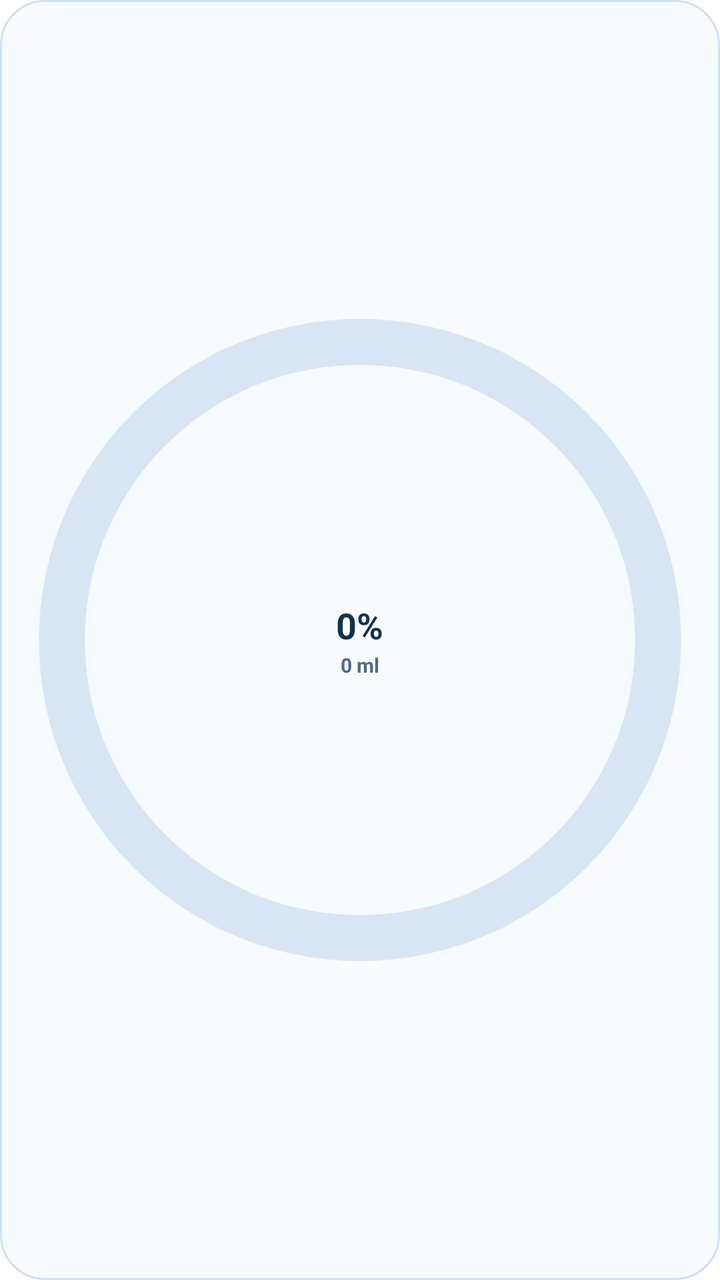
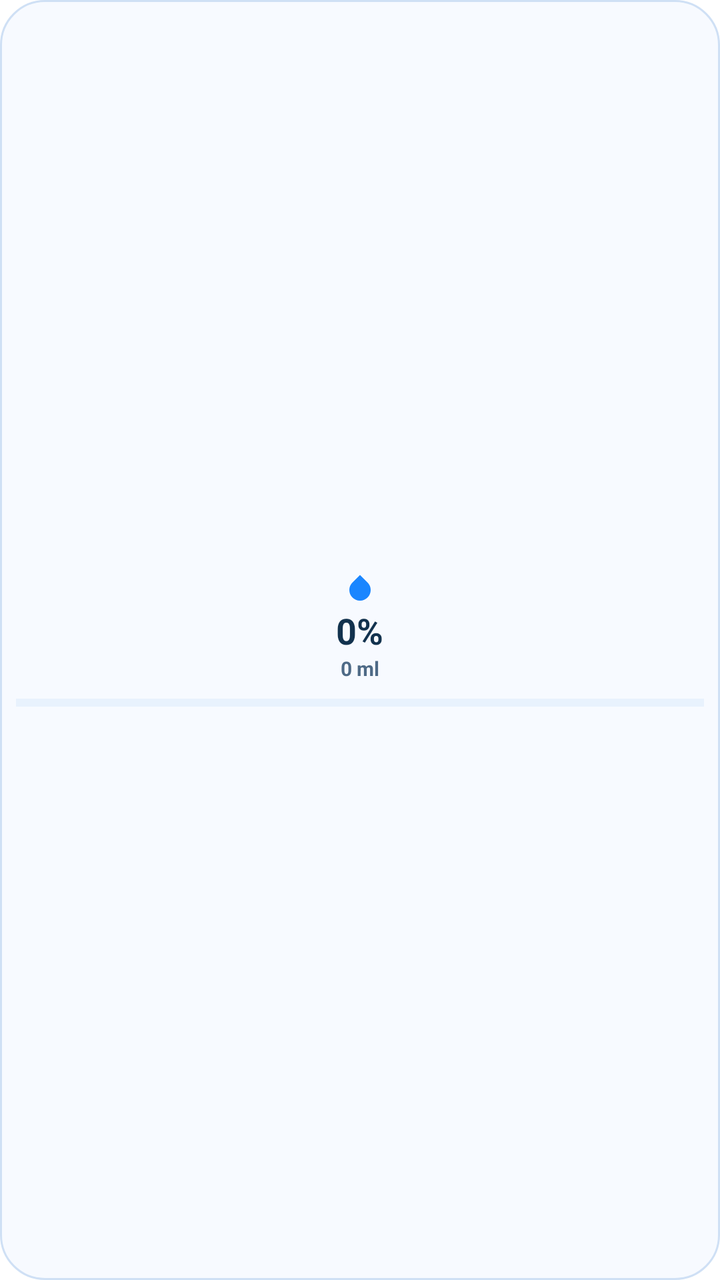

Screens rendered from an Android XML layout before and after an edit, with the pre-edit source and the edit as a unified diff.
<!-- AndroidManifest.xml: fallback theme Theme.MaterialComponents.DayNight.NoActionBar -->
<!-- res/layout/water_widget_small.xml -->
<?xml version="1.0" encoding="utf-8"?>
<RelativeLayout xmlns:android="http://schemas.android.com/apk/res/android"
    android:id="@+id/widget_small_container"
    android:layout_width="match_parent"
    android:layout_height="match_parent"
    android:padding="8dp"
    android:background="@drawable/widget_background_light">

    <FrameLayout
        android:layout_width="match_parent"
        android:layout_height="match_parent"
        android:layout_centerInParent="true">

        <ImageView
            android:id="@+id/ring_track_small"
            android:layout_width="match_parent"
            android:layout_height="match_parent"
            android:src="@drawable/widget_ring_track"
            android:contentDescription="@null" />

        <ImageView
            android:id="@+id/ring_progress_small"
            android:layout_width="match_parent"
            android:layout_height="match_parent"
            android:src="@drawable/widget_ring_progress"
            android:contentDescription="@null" />

        <LinearLayout
            android:layout_width="match_parent"
            android:layout_height="match_parent"
            android:gravity="center"
            android:orientation="vertical"
            android:padding="8dp">

            <TextView
                android:id="@+id/progress_percent_small"
                android:layout_width="wrap_content"
                android:layout_height="wrap_content"
                android:text="0%"
                android:textColor="#12324E"
                android:textStyle="bold"
                android:textSize="18sp" />

            <TextView
                android:id="@+id/water_amount_small"
                android:layout_width="wrap_content"
                android:layout_height="wrap_content"
                android:layout_marginTop="1dp"
                android:text="0 ml"
                android:textColor="#4E6A86"
                android:textStyle="bold"
                android:textSize="10sp" />
        </LinearLayout>
    </FrameLayout>

</RelativeLayout>
<!-- resources referenced by this layout -->
<resources>
  <!-- drawable widget_background_light (drawable) -->
  <?xml version="1.0" encoding="utf-8"?>
  <shape xmlns:android="http://schemas.android.com/apk/res/android">
      <solid android:color="#F7FAFF" />
      <corners android:radius="22dp" />
      <stroke
          android:width="1dp"
          android:color="#CFE0F5" />
  </shape>
  <!-- drawable widget_ring_progress (drawable) -->
  <?xml version="1.0" encoding="utf-8"?>
  <rotate xmlns:android="http://schemas.android.com/apk/res/android"
      android:fromDegrees="-90"
      android:toDegrees="-90"
      android:pivotX="50%"
      android:pivotY="50%">
      <shape
          android:shape="ring"
          android:innerRadiusRatio="2.5"
          android:thicknessRatio="15"
          android:useLevel="true">
          <solid android:color="#1A86FF" />
      </shape>
  </rotate>
  <!-- drawable widget_ring_track (drawable) -->
  <?xml version="1.0" encoding="utf-8"?>
  <shape xmlns:android="http://schemas.android.com/apk/res/android"
      android:shape="ring"
      android:innerRadiusRatio="2.5"
      android:thicknessRatio="15"
      android:useLevel="false">
      <solid android:color="#D7E5F5" />
  </shape>
</resources>

<!-- the commit's change to res/layout/water_widget_small.xml (unified diff, before → after) -->
@@ -6,51 +6,55 @@
     android:padding="8dp"
     android:background="@drawable/widget_background_light">
 
-    <FrameLayout
+    <LinearLayout
         android:layout_width="match_parent"
         android:layout_height="match_parent"
-        android:layout_centerInParent="true">
+        android:gravity="center"
+        android:orientation="vertical">
 
         <ImageView
-            android:id="@+id/ring_track_small"
-            android:layout_width="match_parent"
-            android:layout_height="match_parent"
-            android:src="@drawable/widget_ring_track"
+            android:id="@+id/water_icon_small"
+            android:layout_width="16dp"
+            android:layout_height="16dp"
+            android:src="@drawable/water_drop"
+            android:tint="#1A86FF"
             android:contentDescription="@null" />
 
-        <ImageView
-            android:id="@+id/ring_progress_small"
+        <TextView
+            android:id="@+id/progress_percent_small"
+            android:layout_width="wrap_content"
+            android:layout_height="wrap_content"
+            android:layout_marginTop="4dp"
+            android:text="0%"
+            android:textColor="#12324E"
+            android:textStyle="bold"
+            android:textSize="18sp"
+            android:maxLines="1"
+            android:includeFontPadding="false" />
+
+        <TextView
+            android:id="@+id/water_amount_small"
+            android:layout_width="wrap_content"
+            android:layout_height="wrap_content"
+            android:layout_marginTop="2dp"
+            android:text="0 ml"
+            android:textColor="#4E6A86"
+            android:textSize="10sp"
+            android:textStyle="bold"
+            android:maxLines="1"
+            android:ellipsize="end"
+            android:includeFontPadding="false" />
+
+        <ProgressBar
+            android:id="@+id/water_progress_small"
+            style="?android:attr/progressBarStyleHorizontal"
             android:layout_width="match_parent"
-            android:layout_height="match_parent"
-            android:src="@drawable/widget_ring_progress"
-            android:contentDescription="@null" />
-
-        <LinearLayout
-            android:layout_width="match_parent"
-            android:layout_height="match_parent"
-            android:gravity="center"
-            android:orientation="vertical"
-            android:padding="8dp">
-
-            <TextView
-                android:id="@+id/progress_percent_small"
-                android:layout_width="wrap_content"
-                android:layout_height="wrap_content"
-                android:text="0%"
-                android:textColor="#12324E"
-                android:textStyle="bold"
-                android:textSize="18sp" />
-
-            <TextView
-                android:id="@+id/water_amount_small"
-                android:layout_width="wrap_content"
-                android:layout_height="wrap_content"
-                android:layout_marginTop="1dp"
-                android:text="0 ml"
-                android:textColor="#4E6A86"
-                android:textStyle="bold"
-                android:textSize="10sp" />
-        </LinearLayout>
-    </FrameLayout>
+            android:layout_height="6dp"
+            android:layout_marginTop="8dp"
+            android:max="100"
+            android:progress="0"
+            android:progressTint="#1A86FF"
+            android:progressBackgroundTint="#BFD6F7" />
+    </LinearLayout>
 
 </RelativeLayout>
<!-- resource entries referenced after the edit -->
@@ -1,5 +1,15 @@
 <!-- resources referenced by this layout -->
 <resources>
+  <!-- drawable water_drop (drawable) -->
+  <vector xmlns:android="http://schemas.android.com/apk/res/android"
+      android:width="24dp"
+      android:height="24dp"
+      android:viewportWidth="24"
+      android:viewportHeight="24">
+      <path
+          android:fillColor="#FFFFFF"
+          android:pathData="M12,2.69l5.66,5.66a8,8 0,1 1,-11.31 0z"/>
+  </vector>
   <!-- drawable widget_background_light (drawable) -->
   <?xml version="1.0" encoding="utf-8"?>
   <shape xmlns:android="http://schemas.android.com/apk/res/android">
@@ -9,29 +19,5 @@
           android:width="1dp"
           android:color="#CFE0F5" />
   </shape>
-  <!-- drawable widget_ring_progress (drawable) -->
-  <?xml version="1.0" encoding="utf-8"?>
-  <rotate xmlns:android="http://schemas.android.com/apk/res/android"
-      android:fromDegrees="-90"
-      android:toDegrees="-90"
-      android:pivotX="50%"
-      android:pivotY="50%">
-      <shape
-          android:shape="ring"
-          android:innerRadiusRatio="2.5"
-          android:thicknessRatio="15"
-          android:useLevel="true">
-          <solid android:color="#1A86FF" />
-      </shape>
-  </rotate>
-  <!-- drawable widget_ring_track (drawable) -->
-  <?xml version="1.0" encoding="utf-8"?>
-  <shape xmlns:android="http://schemas.android.com/apk/res/android"
-      android:shape="ring"
-      android:innerRadiusRatio="2.5"
-      android:thicknessRatio="15"
-      android:useLevel="false">
-      <solid android:color="#D7E5F5" />
-  </shape>
 </resources>
 
